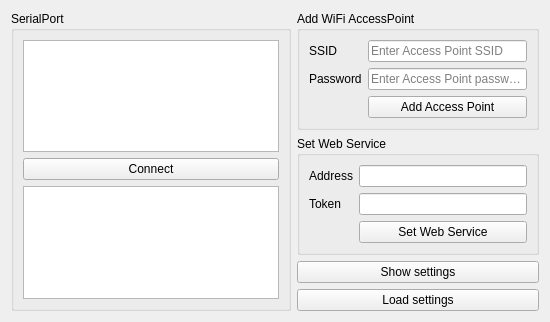
Ingener74/Remote-PC-Switch, file pc_client/res/MainWidget.ui: the form before one commit.
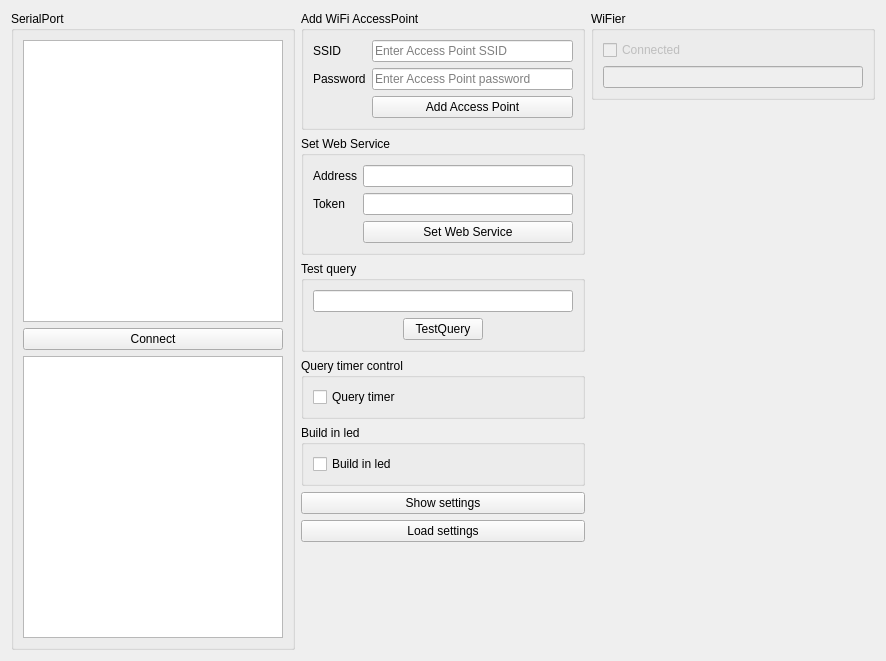
The form after the commit. Icons and pictures are not drawn.

Patch:
```diff
--- a/pc_client/res/MainWidget.ui
+++ b/pc_client/res/MainWidget.ui
@@ -6,8 +6,8 @@
    <rect>
     <x>0</x>
     <y>0</y>
-    <width>550</width>
-    <height>286</height>
+    <width>886</width>
+    <height>661</height>
    </rect>
   </property>
   <property name="windowTitle">
@@ -17,7 +17,7 @@
    <iconset resource="resources.qrc">
     <normaloff>:/chip.png</normaloff>:/chip.png</iconset>
   </property>
-  <layout class="QHBoxLayout" name="horizontalLayout">
+  <layout class="QHBoxLayout" name="horizontalLayout_2">
    <item>
     <widget class="QGroupBox" name="groupBox_serial">
      <property name="title">
@@ -131,6 +131,87 @@
        </layout>
       </widget>
      </item>
+     <item>
+      <widget class="QGroupBox" name="groupBoxTestQuery">
+       <property name="title">
+        <string>Test query</string>
+       </property>
+       <layout class="QVBoxLayout" name="verticalLayout_3">
+        <item>
+         <widget class="QLineEdit" name="lineEditTestQuery"/>
+        </item>
+        <item>
+         <layout class="QHBoxLayout" name="horizontalLayout">
+          <item>
+           <spacer name="horizontalSpacer_2">
+            <property name="orientation">
+             <enum>Qt::Horizontal</enum>
+            </property>
+            <property name="sizeHint" stdset="0">
+             <size>
+              <width>40</width>
+              <height>20</height>
+             </size>
+            </property>
+           </spacer>
+          </item>
+          <item>
+           <widget class="QPushButton" name="pushButtonTestQuery">
+            <property name="text">
+             <string>TestQuery</string>
+            </property>
+           </widget>
+          </item>
+          <item>
+           <spacer name="horizontalSpacer">
+            <property name="orientation">
+             <enum>Qt::Horizontal</enum>
+            </property>
+            <property name="sizeHint" stdset="0">
+             <size>
+              <width>40</width>
+              <height>20</height>
+             </size>
+            </property>
+           </spacer>
+          </item>
+         </layout>
+        </item>
+       </layout>
+      </widget>
+     </item>
+     <item>
+      <widget class="QGroupBox" name="groupBoxCtrlQueryTimer">
+       <property name="title">
+        <string>Query timer control</string>
+       </property>
+       <layout class="QVBoxLayout" name="verticalLayout_4">
+        <item>
+         <widget class="QCheckBox" name="checkBoxCtrlQueryTimer">
+          <property name="text">
+           <string>Query timer</string>
+          </property>
+         </widget>
+        </item>
+       </layout>
+      </widget>
+     </item>
+     <item>
+      <widget class="QGroupBox" name="groupBoxBuildInLed">
+       <property name="title">
+        <string>Build in led</string>
+       </property>
+       <layout class="QVBoxLayout" name="verticalLayout_5">
+        <item>
+         <widget class="QCheckBox" name="checkBoxBuildInLed">
+          <property name="text">
+           <string>Build in led</string>
+          </property>
+         </widget>
+        </item>
+       </layout>
+      </widget>
+     </item>
      <item>
       <widget class="QPushButton" name="pushButtonShowSettings">
        <property name="text">
@@ -160,6 +241,49 @@
      </item>
     </layout>
    </item>
+   <item>
+    <layout class="QVBoxLayout" name="verticalLayout_7">
+     <item>
+      <widget class="QGroupBox" name="groupBoxWiFierState">
+       <property name="title">
+        <string>WiFier</string>
+       </property>
+       <layout class="QVBoxLayout" name="verticalLayout_6">
+        <item>
+         <widget class="QCheckBox" name="checkBoxWiFierState">
+          <property name="enabled">
+           <bool>false</bool>
+          </property>
+          <property name="text">
+           <string>Connected</string>
+          </property>
+         </widget>
+        </item>
+        <item>
+         <widget class="QLineEdit" name="lineEditWiFierIp">
+          <property name="enabled">
+           <bool>false</bool>
+          </property>
+         </widget>
+        </item>
+       </layout>
+      </widget>
+     </item>
+     <item>
+      <spacer name="verticalSpacer_2">
+       <property name="orientation">
+        <enum>Qt::Vertical</enum>
+       </property>
+       <property name="sizeHint" stdset="0">
+        <size>
+         <width>20</width>
+         <height>40</height>
+        </size>
+       </property>
+      </spacer>
+     </item>
+    </layout>
+   </item>
   </layout>
  </widget>
  <resources>
```
